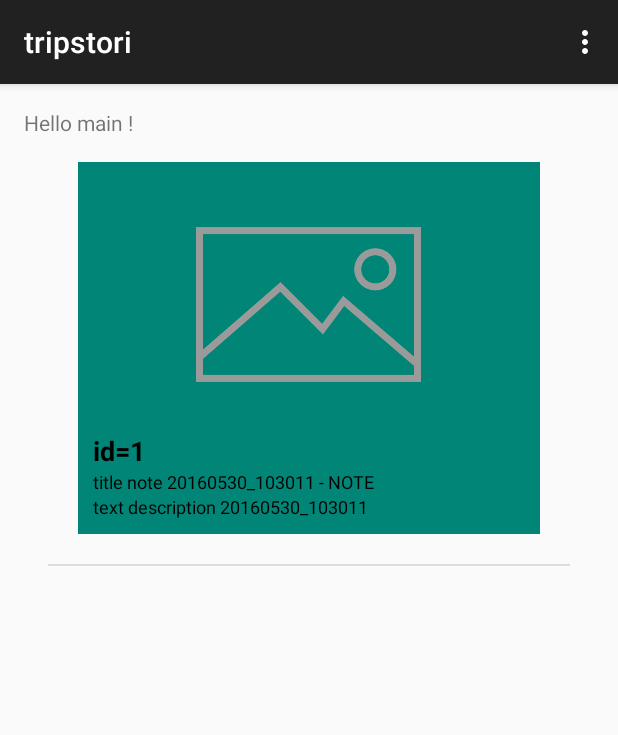
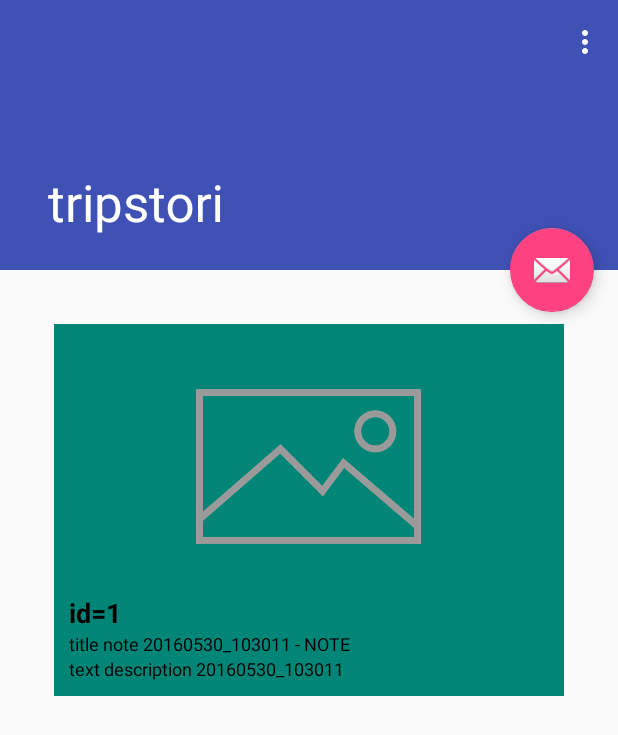
Before and after one commit to ob21/tripstori, an Android app: the screen it shows after launch (MainActivity), in the options menu, after a tap on "Add note", on a phone screen of 412 x 824 dp. Shown: the top 735 px of the screen. Run offline under Robolectric (Android 15) with nearby library versions, the phone set to English and light mode, and no system bars; our stand-ins replace Volley; network calls fail.

Commit message:
Change ListView to RecycleView

```diff
--- a/app/build.gradle
+++ b/app/build.gradle
@@ -24,4 +24,5 @@ dependencies {
     compile 'com.android.support:appcompat-v7:23.2.1'
     compile files('libs/itextg-5.5.4.jar')
     compile 'com.android.volley:volley:1.0.0'
+    compile 'com.android.support:design:23.2.1'
 }
--- a/app/src/main/AndroidManifest.xml
+++ b/app/src/main/AndroidManifest.xml
@@ -10,7 +10,7 @@
         android:allowBackup="true"
         android:icon="@mipmap/ic_launcher"
         android:label="@string/app_name"
-        android:theme="@style/AppTheme" >
+        android:theme="@style/AppTheme.NoActionBar">
         <activity
             android:name="com.colibri.tripstori.activities.MainActivity"
             android:label="@string/app_name" >
--- a/app/src/main/java/com/colibri/tripstori/activities/MainActivity.java
+++ b/app/src/main/java/com/colibri/tripstori/activities/MainActivity.java
@@ -5,11 +5,12 @@ import android.content.DialogInterface;
 import android.content.Intent;
 import android.net.Uri;
 import android.os.Bundle;
+import android.support.v7.widget.LinearLayoutManager;
+import android.support.v7.widget.RecyclerView;
+import android.support.v7.widget.Toolbar;
 import android.view.Menu;
 import android.view.MenuItem;
 import android.view.View;
-import android.widget.AdapterView;
-import android.widget.ListView;
 import android.widget.Toast;
 
 import com.colibri.tripstori.factory.PDFFactory;
@@ -25,23 +26,29 @@ import java.text.SimpleDateFormat;
 import java.util.Date;
 
 
-public class MainActivity extends TSActivity implements DialogInterface.OnClickListener, AdapterView.OnItemLongClickListener {
+public class MainActivity extends TSActivity implements DialogInterface.OnClickListener, InterestsListAdapter.InterestsRecyclerViewListener {
 
     private static final String TAG = "MainActivity";
-    private ListView mInterestsList;
+    private RecyclerView mInterestsList;
     private InterestsListAdapter mListAdapter;
+    private RecyclerView.LayoutManager mLayoutManager;
     private Interest mInterest;
 
     @Override
     protected void onCreate(Bundle savedInstanceState) {
         super.onCreate(savedInstanceState);
         setContentView(R.layout.activity_main);
+        Toolbar toolbar = (Toolbar) findViewById(R.id.toolbar);
+        setSupportActionBar(toolbar);
 
-        mInterestsList = (ListView)findViewById(R.id.interests_lv);
+        mInterestsList = (RecyclerView)findViewById(R.id.interests_lv);
+
+        mLayoutManager = new LinearLayoutManager(this);
+        mInterestsList.setLayoutManager(mLayoutManager);
+        mInterestsList.setHasFixedSize(true);
+
         mListAdapter = new InterestsListAdapter(this, getDataManager().getInterests());
         mInterestsList.setAdapter(mListAdapter);
-
-        mInterestsList.setOnItemLongClickListener(this);
 
         TSApp.logInfo(getClass().getName(), "onCreate");
     }
@@ -134,12 +141,12 @@ public class MainActivity extends TSActivity implements DialogInterface.OnClickL
         }
     }
 
-    @Override
-    public boolean onItemLongClick(AdapterView<?> parent, View view, int position, long id) {
-        mInterest = mListAdapter.getItem(position);
-        new ConfirmDialogFragment().show(getSupportFragmentManager(), "DeleteDialog");
-        return false;
-    }
+//    @Override
+//    public boolean onItemLongClick(AdapterView<?> parent, View view, int position, long id) {
+//        mInterest = mListAdapter.getItem(position);
+//        new ConfirmDialogFragment().show(getSupportFragmentManager(), "DeleteDialog");
+//        return false;
+//    }
 
     @Override
     public void onClick(DialogInterface dialog, int which) {
@@ -148,4 +155,15 @@ public class MainActivity extends TSActivity implements DialogInterface.OnClickL
         mListAdapter.setInterests(getDataManager().getInterests());
         mListAdapter.notifyDataSetChanged();
     }
+
+    @Override
+    public void onLongItemClick(int position) {
+        mInterest = mListAdapter.getItem(position);
+        new ConfirmDialogFragment().show(getSupportFragmentManager(), "DeleteDialog");
+    }
+
+    @Override
+    public boolean onLongClick(View v) {
+        return false;
+    }
 }
--- a/app/src/main/java/com/colibri/tripstori/adapters/InterestsListAdapter.java
+++ b/app/src/main/java/com/colibri/tripstori/adapters/InterestsListAdapter.java
@@ -1,6 +1,9 @@
 package com.colibri.tripstori.adapters;
 
+import android.app.Activity;
 import android.content.Context;
+import android.support.v7.app.AppCompatActivity;
+import android.support.v7.widget.RecyclerView;
 import android.view.LayoutInflater;
 import android.view.View;
 import android.view.ViewGroup;
@@ -10,6 +13,7 @@ import android.widget.TextView;
 import com.android.volley.toolbox.NetworkImageView;
 import com.colibri.tripstori.R;
 import com.colibri.tripstori.TSApp;
+import com.colibri.tripstori.activities.MainActivity;
 import com.colibri.tripstori.model.Interest;
 import com.colibri.tripstori.utils.VolleyManager;
 
@@ -18,7 +22,7 @@ import java.util.ArrayList;
 /**
  * Created by olivierbriand on 09/06/2015.
  */
-public class InterestsListAdapter extends BaseAdapter {
+public class InterestsListAdapter extends RecyclerView.Adapter<InterestsListAdapter.InterestViewHolder> {
 
     private static final String TAG = "InterestsListAdapter";
 
@@ -34,30 +38,114 @@ public class InterestsListAdapter extends BaseAdapter {
     private static final int VIEW_TYPE_WEB = 4;
 
     private ArrayList<Interest> mInterests = new ArrayList<>();
+    private MainActivity mActivity;
     private LayoutInflater mInflater;
 
-    public InterestsListAdapter(Context context, ArrayList<Interest> interests) {
-        mInflater = LayoutInflater.from(context);
+    public InterestsListAdapter(MainActivity activity, ArrayList<Interest> interests) {
+        TSApp.logDebug(TAG, "InterestsListAdapter : interests nb = "+interests.size());
+        mActivity = activity;
+        mInflater = LayoutInflater.from(activity);
         mInterests = interests;
     }
 
     public void setInterests(ArrayList<Interest> interests) {
+        TSApp.logDebug(TAG, "setInterests");
         mInterests = interests;
     }
 
-    @Override
-    public int getCount() {
-        return mInterests.size();
-    }
-
-    @Override
     public Interest getItem(int i) {
         return mInterests.get(i);
     }
 
     @Override
     public long getItemId(int i) {
-        return 0;
+        return mInterests.get(i).getId();
+    }
+
+    @Override
+    public int getItemCount() {
+        return mInterests.size();
+    }
+
+    @Override
+    public InterestViewHolder onCreateViewHolder(ViewGroup parent, int viewType) {
+        TSApp.logDebug(TAG, "onCreateViewHolder");
+        View view;
+        InterestViewHolder holder = null;
+        // create a new view
+        if(viewType == VIEW_TYPE_NOTE) {
+            TSApp.logDebug(TAG, "onCreateViewHolder 1");
+            view = mInflater.inflate(R.layout.item_note_interest, parent, false);
+            holder = new InterestViewHolder(view);
+            holder.type = VIEW_TYPE_NOTE;
+            holder.image = (NetworkImageView) view.findViewById(R.id.item_interest_niv);
+            holder.id = (TextView) view.findViewById(R.id.item_interest_id);
+            holder.title = (TextView) view.findViewById(R.id.item_interest_title);
+            holder.text = (TextView) view.findViewById(R.id.item_interest_text);
+        } else
+        if(viewType == VIEW_TYPE_GEO){
+            TSApp.logDebug(TAG, "onCreateViewHolder 2");
+            view = mInflater.inflate(R.layout.item_geo_interest, parent, false);
+            holder = new InterestViewHolder(view);
+            holder.type = VIEW_TYPE_GEO;
+            holder.image = (NetworkImageView) view.findViewById(R.id.item_interest_niv);
+            holder.id = (TextView) view.findViewById(R.id.item_interest_id);
+            holder.title = (TextView) view.findViewById(R.id.item_interest_title);
+            holder.longitude = (TextView) view.findViewById(R.id.item_interest_longitude);
+            holder.latitude = (TextView) view.findViewById(R.id.item_interest_latitude);
+        } else
+        if(viewType == VIEW_TYPE_IMAGE){
+            TSApp.logDebug(TAG, "onCreateViewHolder 3");
+            view = mInflater.inflate(R.layout.item_image_interest, parent, false);
+            holder = new InterestViewHolder(view);
+            holder.type = VIEW_TYPE_IMAGE;
+            holder.image = (NetworkImageView) view.findViewById(R.id.item_interest_niv);
+            holder.id = (TextView) view.findViewById(R.id.item_interest_id);
+            holder.title = (TextView) view.findViewById(R.id.item_interest_title);
+            holder.img = (TextView) view.findViewById(R.id.item_interest_img);
+        } else
+        if(viewType == VIEW_TYPE_WEB){
+            TSApp.logDebug(TAG, "onCreateViewHolder 4");
+            view = mInflater.inflate(R.layout.item_web_interest, parent, false);
+            holder = new InterestViewHolder(view);
+            holder.type = VIEW_TYPE_WEB;
+            holder.image = (NetworkImageView) view.findViewById(R.id.item_interest_niv);
+            holder.id = (TextView) view.findViewById(R.id.item_interest_id);
+            holder.title = (TextView) view.findViewById(R.id.item_interest_title);
+            holder.web = (TextView) view.findViewById(R.id.item_interest_web);
+        }
+        return holder;
+    }
+
+    @Override
+    public void onBindViewHolder(InterestViewHolder holder, int position) {
+        TSApp.logDebug(TAG, "onBindViewHolder");
+        Interest interest = mInterests.get(position);
+
+        holder.id.setText("id="+String.valueOf(interest.getId()));
+        holder.title.setText(interest.getTitle() + " - " + interest.getType());
+        holder.image.setDefaultImageResId(R.drawable.photo);
+        holder.image.setErrorImageResId(R.drawable.photo);
+
+        if(holder.type == VIEW_TYPE_NOTE) {
+            holder.text.setText(interest.getText());
+            holder.image.setImageUrl(IMAGE_URL, VolleyManager.getImageLoader());
+        } else
+        if(holder.type == VIEW_TYPE_GEO) {
+            holder.longitude.setText(String.valueOf(interest.getLongitude()));
+            holder.latitude.setText(String.valueOf(interest.getLatitude()));
+            holder.image.setImageUrl(MAPS_URL, VolleyManager.getImageLoader());
+        } else
+        if(holder.type == VIEW_TYPE_IMAGE) {
+            holder.img.setText(String.valueOf(interest.getImageUrl()));
+            holder.image.setImageUrl(IMAGE_URL, VolleyManager.getImageLoader());
+        } else
+        if(holder.type == VIEW_TYPE_WEB) {
+            holder.web.setText(String.valueOf(interest.getWebUrl()));
+            holder.image.setImageUrl(IMAGE_URL, VolleyManager.getImageLoader());
+        }
+
+        holder.image.setOnLongClickListener(mActivity);
     }
 
     @Override
@@ -77,96 +165,7 @@ public class InterestsListAdapter extends BaseAdapter {
             return VIEW_TYPE_NONE;
     }
 
-    @Override
-    public int getViewTypeCount() {
-        return 5;
-    }
-
-    @Override
-    public View getView(int position, View convertView, ViewGroup parent) {
-
-        TSApp.logDebug(TAG, "getView : position="+position);
-
-        ViewHolder holder = null;
-
-        int type = getItemViewType(position);
-
-        TSApp.logDebug(TAG, "getView : type="+type);
-
-        if (convertView == null) {
-            holder = new ViewHolder();
-            if(type == VIEW_TYPE_NOTE) {
-                TSApp.logDebug(TAG, "getView 1 : convertView=null so create new ViewHolder");
-                convertView = mInflater.inflate(R.layout.item_note_interest, parent, false);
-                holder.image = (NetworkImageView) convertView.findViewById(R.id.item_interest_niv);
-                holder.id = (TextView) convertView.findViewById(R.id.item_interest_id);
-                holder.title = (TextView) convertView.findViewById(R.id.item_interest_title);
-                holder.text = (TextView) convertView.findViewById(R.id.item_interest_text);
-            } else
-            if(type == VIEW_TYPE_GEO){
-                TSApp.logDebug(TAG, "getView 2 : convertView=null so create new ViewHolder");
-                convertView = mInflater.inflate(R.layout.item_geo_interest, parent, false);
-                holder.image = (NetworkImageView) convertView.findViewById(R.id.item_interest_niv);
-                holder.id = (TextView) convertView.findViewById(R.id.item_interest_id);
-                holder.title = (TextView) convertView.findViewById(R.id.item_interest_title);
-                holder.longitude = (TextView) convertView.findViewById(R.id.item_interest_longitude);
-                holder.latitude = (TextView) convertView.findViewById(R.id.item_interest_latitude);
-            } else
-            if(type == VIEW_TYPE_IMAGE){
-                TSApp.logDebug(TAG, "getView 3 : convertView=null so create new ViewHolder");
-                convertView = mInflater.inflate(R.layout.item_image_interest, parent, false);
-                holder.image = (NetworkImageView) convertView.findViewById(R.id.item_interest_niv);
-                holder.id = (TextView) convertView.findViewById(R.id.item_interest_id);
-                holder.title = (TextView) convertView.findViewById(R.id.item_interest_title);
-                holder.img = (TextView) convertView.findViewById(R.id.item_interest_img);
-            } else
-            if(type == VIEW_TYPE_WEB){
-                TSApp.logDebug(TAG, "getView 4 : convertView=null so create new ViewHolder");
-                convertView = mInflater.inflate(R.layout.item_web_interest, parent, false);
-                holder.image = (NetworkImageView) convertView.findViewById(R.id.item_interest_niv);
-                holder.id = (TextView) convertView.findViewById(R.id.item_interest_id);
-                holder.title = (TextView) convertView.findViewById(R.id.item_interest_title);
-                holder.web = (TextView) convertView.findViewById(R.id.item_interest_web);
-            }
-            convertView.setTag(holder);
-        } else {
-            TSApp.logDebug(TAG, "getView 1 : convertView!=null so get tag ViewHolder");
-            holder = (ViewHolder) convertView.getTag();
-        }
-
-        Interest interest = mInterests.get(position);
-
-        holder.id.setText("id="+String.valueOf(interest.getId()));
-        holder.title.setText(interest.getTitle() + " - " + interest.getType());
-        holder.image.setDefaultImageResId(R.drawable.photo);
-        holder.image.setErrorImageResId(R.drawable.photo);
-
-        if(type == VIEW_TYPE_NOTE) {
-            holder.type = VIEW_TYPE_NOTE;
-            holder.text.setText(interest.getText());
-            holder.image.setImageUrl(IMAGE_URL, VolleyManager.getImageLoader());
-        } else
-        if(type == VIEW_TYPE_GEO) {
-            holder.type = VIEW_TYPE_GEO;
-            holder.longitude.setText(String.valueOf(interest.getLongitude()));
-            holder.latitude.setText(String.valueOf(interest.getLatitude()));
-            holder.image.setImageUrl(MAPS_URL, VolleyManager.getImageLoader());
-        } else
-        if(type == VIEW_TYPE_IMAGE) {
-            holder.type = VIEW_TYPE_IMAGE;
-            holder.img.setText(String.valueOf(interest.getImageUrl()));
-            holder.image.setImageUrl(IMAGE_URL, VolleyManager.getImageLoader());
-        } else
-        if(type == VIEW_TYPE_WEB) {
-            holder.type = VIEW_TYPE_WEB;
-            holder.web.setText(String.valueOf(interest.getWebUrl()));
-            holder.image.setImageUrl(IMAGE_URL, VolleyManager.getImageLoader());
-        }
-
-        return convertView;
-    }
-
-    private class ViewHolder {
+    public class InterestViewHolder extends RecyclerView.ViewHolder {
         public int type;
         public NetworkImageView image;
         public TextView id;
@@ -176,5 +175,13 @@ public class InterestsListAdapter extends BaseAdapter {
         public TextView longitude;
         public TextView latitude;
         public TextView text;
+
+        public InterestViewHolder(View itemView) {
+            super(itemView);
+        }
+    }
+
+    public interface InterestsRecyclerViewListener extends View.OnLongClickListener {
+        void onLongItemClick(int position);
     }
 }
--- a/app/src/main/res/layout/activity_main.xml
+++ b/app/src/main/res/layout/activity_main.xml
@@ -1,17 +1,46 @@
-<RelativeLayout xmlns:android="http://schemas.android.com/apk/res/android"
-    xmlns:tools="http://schemas.android.com/tools" android:layout_width="match_parent"
-    android:layout_height="match_parent" android:paddingLeft="@dimen/activity_horizontal_margin"
-    android:paddingRight="@dimen/activity_horizontal_margin"
-    android:paddingTop="@dimen/activity_vertical_margin"
-    android:paddingBottom="@dimen/activity_vertical_margin" tools:context=".MainActivity">
+<android.support.design.widget.CoordinatorLayout
+    xmlns:android="http://schemas.android.com/apk/res/android"
+    xmlns:tools="http://schemas.android.com/tools"
+    xmlns:app="http://schemas.android.com/apk/res-auto"
+    android:layout_width="match_parent"
+    android:layout_height="match_parent"
+    android:fitsSystemWindows="true"
+    tools:context="com.colibri.tripstori.activities.MainActivity">
 
-    <TextView android:text="@string/hello_main" android:layout_width="wrap_content"
-        android:layout_height="wrap_content" />
+    <android.support.design.widget.AppBarLayout
+        android:id="@+id/app_bar"
+        android:layout_width="match_parent"
+        android:layout_height="@dimen/app_bar_height"
+        android:fitsSystemWindows="true"
+        android:theme="@style/AppTheme.AppBarOverlay">
 
-    <ListView
-        android:id="@+id/interests_lv"
-        android:layout_height="match_parent"
-        android:layout_width="match_parent"
-        android:layout_margin="@dimen/activity_horizontal_margin"/>
+        <android.support.design.widget.CollapsingToolbarLayout
+            android:id="@+id/toolbar_layout"
+            android:layout_width="match_parent"
+            android:layout_height="match_parent"
+            android:fitsSystemWindows="true"
+            app:contentScrim="?attr/colorPrimary"
+            app:layout_scrollFlags="scroll|exitUntilCollapsed">
 
-</RelativeLayout>
+            <android.support.v7.widget.Toolbar
+                android:id="@+id/toolbar"
+                android:layout_width="match_parent"
+                android:layout_height="?attr/actionBarSize"
+                app:layout_collapseMode="pin"
+                app:popupTheme="@style/AppTheme.PopupOverlay" />
+
+        </android.support.design.widget.CollapsingToolbarLayout>
+    </android.support.design.widget.AppBarLayout>
+
+    <include layout="@layout/content_main" />
+
+    <android.support.design.widget.FloatingActionButton
+        android:id="@+id/fab"
+        android:layout_width="wrap_content"
+        android:layout_height="wrap_content"
+        android:layout_margin="@dimen/fab_margin"
+        android:src="@android:drawable/ic_dialog_email"
+        app:layout_anchor="@id/app_bar"
+        app:layout_anchorGravity="bottom|end" />
+
+</android.support.design.widget.CoordinatorLayout >
--- /dev/null
+++ b/app/src/main/res/layout/content_main.xml
@@ -0,0 +1,23 @@
+<?xml version="1.0" encoding="utf-8"?>
+<android.support.v4.widget.NestedScrollView xmlns:android="http://schemas.android.com/apk/res/android"
+    xmlns:app="http://schemas.android.com/apk/res-auto"
+    xmlns:tools="http://schemas.android.com/tools"
+    android:layout_width="match_parent"
+    android:layout_height="match_parent"
+    app:layout_behavior="@string/appbar_scrolling_view_behavior"
+    tools:context="com.colibri.tripstori.activities.MainActivity"
+    tools:showIn="@layout/activity_main">
+
+    <RelativeLayout
+        android:layout_width="match_parent"
+        android:layout_height="50dp">
+
+        <android.support.v7.widget.RecyclerView
+            android:id="@+id/interests_lv"
+            android:layout_height="match_parent"
+            android:layout_width="match_parent"
+            android:layout_margin="@dimen/activity_horizontal_margin"/>
+
+    </RelativeLayout>
+
+</android.support.v4.widget.NestedScrollView>
--- /dev/null
+++ b/app/src/main/res/values/colors.xml
@@ -0,0 +1,6 @@
+<?xml version="1.0" encoding="utf-8"?>
+<resources>
+    <color name="colorPrimary">#3F51B5</color>
+    <color name="colorPrimaryDark">#303F9F</color>
+    <color name="colorAccent">#FF4081</color>
+</resources>
--- a/app/src/main/res/values/dimens.xml
+++ b/app/src/main/res/values/dimens.xml
@@ -6,4 +6,8 @@
     <dimen name="item_list_margin">20dp</dimen>
     <dimen name="item_list_padding">10dp</dimen>
 
+    <dimen name="app_bar_height">180dp</dimen>
+    <dimen name="fab_margin">16dp</dimen>
+    <dimen name="text_margin">16dp</dimen>
+
 </resources>
--- a/app/src/main/res/values/styles.xml
+++ b/app/src/main/res/values/styles.xml
@@ -3,7 +3,19 @@
     <!-- Base application theme. -->
     <style name="AppTheme" parent="Theme.AppCompat.Light.DarkActionBar">
         <!-- Customize your theme here. -->
+        <item name="colorPrimary">@color/colorPrimary</item>
+        <item name="colorPrimaryDark">@color/colorPrimaryDark</item>
+        <item name="colorAccent">@color/colorAccent</item>
     </style>
+
+    <style name="AppTheme.NoActionBar">
+        <item name="windowActionBar">false</item>
+        <item name="windowNoTitle">true</item>
+    </style>
+
+    <style name="AppTheme.AppBarOverlay" parent="ThemeOverlay.AppCompat.Dark.ActionBar" />
+
+    <style name="AppTheme.PopupOverlay" parent="ThemeOverlay.AppCompat.Light" />
 
     <style name="TextDefault">
         <item name="android:textColor">#000000</item>
```
Also changed, not shown: 1 other file.
